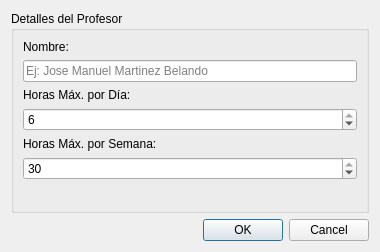
Before: the Qt Designer form src/ui/profesor_form.ui in IvanJesusCorbalanPascual/Creador-de-Horarios, drawn with Qt 5.
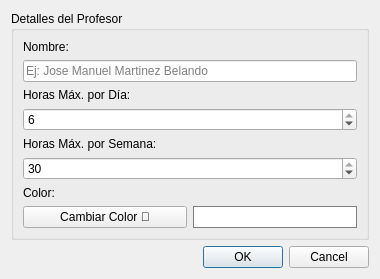
After: the same form once the commit is applied.

The edit to the form file:
```diff
--- a/src/ui/profesor_form.ui
+++ b/src/ui/profesor_form.ui
@@ -77,6 +77,37 @@
         </property>
        </widget>
       </item>
+      <item row="3" column="0">
+       <widget class="QLabel" name="label_color">
+        <property name="text">
+         <string>Color:</string>
+        </property>
+       </widget>
+      </item>
+      <item row="3" column="1">
+       <layout class="QHBoxLayout" name="horizontalLayout_color">
+        <item>
+         <widget class="QPushButton" name="btn_color">
+          <property name="text">
+           <string>Cambiar Color 🎨</string>
+          </property>
+          <property name="cursor">
+           <cursorShape>PointingHandCursor</cursorShape>
+          </property>
+         </widget>
+        </item>
+        <item>
+         <widget class="QLabel" name="lbl_color_preview">
+          <property name="text">
+           <string/>
+          </property>
+          <property name="styleSheet">
+           <string notr="true">background-color: #ffffff; border: 1px solid gray; min-width: 30px;</string>
+          </property>
+         </widget>
+        </item>
+       </layout>
+      </item>
      </layout>
     </widget>
    </item>
```
